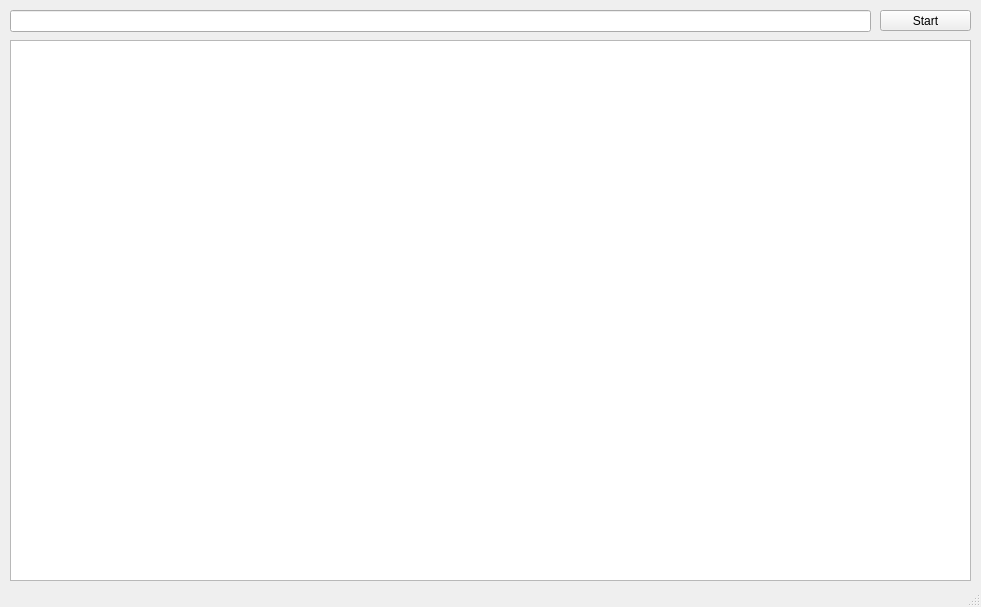
Before: the Qt Designer form mainwindow.ui in arturtamborski/socrates, drawn with Qt 5.
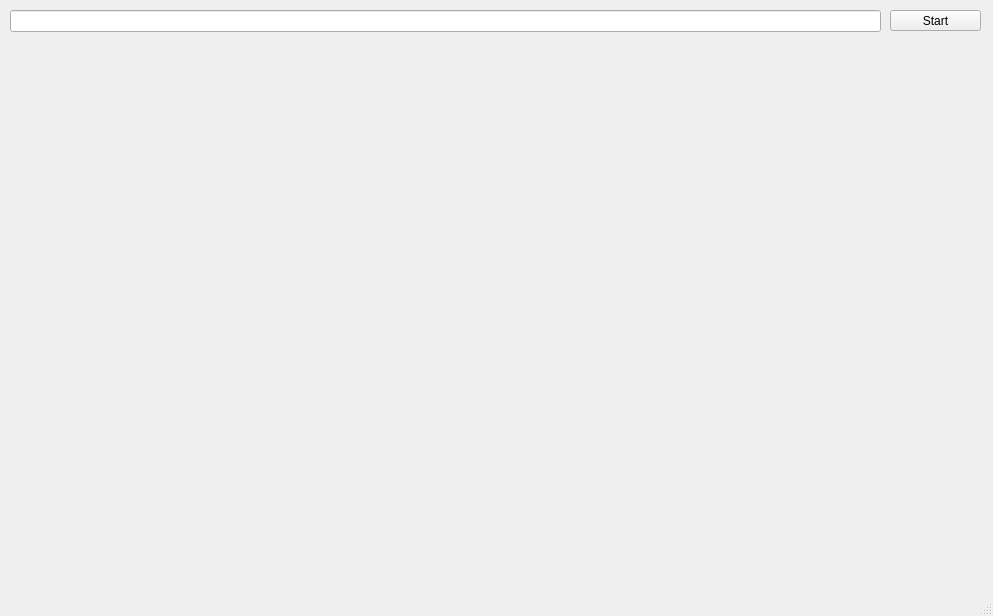
After: the same form once the commit is applied.

```diff
--- a/mainwindow.ui
+++ b/mainwindow.ui
@@ -6,8 +6,8 @@
    <rect>
     <x>0</x>
     <y>0</y>
-    <width>981</width>
-    <height>607</height>
+    <width>993</width>
+    <height>616</height>
    </rect>
   </property>
   <property name="sizePolicy">
@@ -40,7 +40,7 @@
      <rect>
       <x>10</x>
       <y>10</y>
-      <width>861</width>
+      <width>871</width>
       <height>22</height>
      </rect>
     </property>
@@ -59,7 +59,7 @@
    <widget class="QPushButton" name="pushButtonStart">
     <property name="geometry">
      <rect>
-      <x>880</x>
+      <x>890</x>
       <y>10</y>
       <width>91</width>
       <height>21</height>
@@ -81,15 +81,18 @@
      <bool>false</bool>
     </property>
    </widget>
-   <widget class="QGraphicsView" name="graphicsView">
+   <widget class="QLabel" name="labelDisplay">
     <property name="geometry">
      <rect>
-      <x>10</x>
+      <x>20</x>
       <y>40</y>
-      <width>961</width>
-      <height>541</height>
+      <width>951</width>
+      <height>551</height>
      </rect>
     </property>
+    <property name="text">
+     <string/>
+    </property>
    </widget>
   </widget>
   <widget class="QStatusBar" name="statusBar">
```
